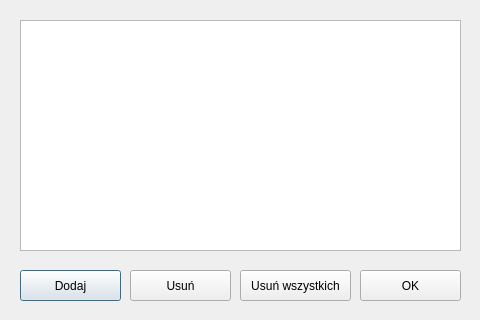
First picture: the form in userlistwindow.ui, repository DarkRaven255/Fiszki, before the edit.
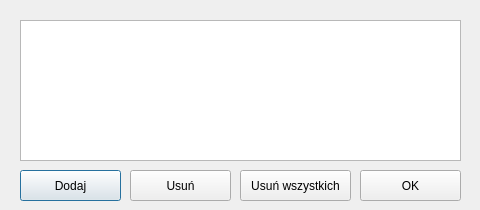
Second picture: the form after the edit.

```diff
--- a/userlistwindow.ui
+++ b/userlistwindow.ui
@@ -7,19 +7,19 @@
     <x>0</x>
     <y>0</y>
     <width>480</width>
-    <height>320</height>
+    <height>210</height>
    </rect>
   </property>
   <property name="minimumSize">
    <size>
     <width>480</width>
-    <height>320</height>
+    <height>210</height>
    </size>
   </property>
   <property name="maximumSize">
    <size>
     <width>480</width>
-    <height>320</height>
+    <height>210</height>
    </size>
   </property>
   <property name="windowTitle">
@@ -29,7 +29,7 @@
    <property name="geometry">
     <rect>
      <x>20</x>
-     <y>270</y>
+     <y>170</y>
      <width>101</width>
      <height>31</height>
     </rect>
@@ -42,7 +42,7 @@
    <property name="geometry">
     <rect>
      <x>360</x>
-     <y>270</y>
+     <y>170</y>
      <width>101</width>
      <height>31</height>
     </rect>
@@ -55,7 +55,7 @@
    <property name="geometry">
     <rect>
      <x>130</x>
-     <y>270</y>
+     <y>170</y>
      <width>101</width>
      <height>31</height>
     </rect>
@@ -68,7 +68,7 @@
    <property name="geometry">
     <rect>
      <x>240</x>
-     <y>270</y>
+     <y>170</y>
      <width>111</width>
      <height>31</height>
     </rect>
@@ -83,7 +83,7 @@
      <x>20</x>
      <y>20</y>
      <width>441</width>
-     <height>231</height>
+     <height>141</height>
     </rect>
    </property>
   </widget>
```
